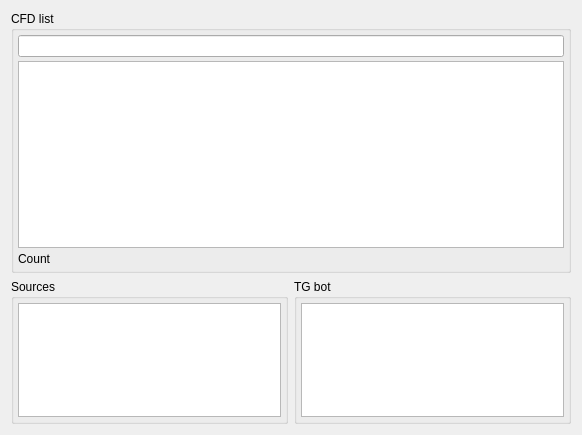
The window that cfd_monitor/ui/configpage.ui (AlexanderR9/repo_qt5) describes before a commit, drawn with Qt 5.
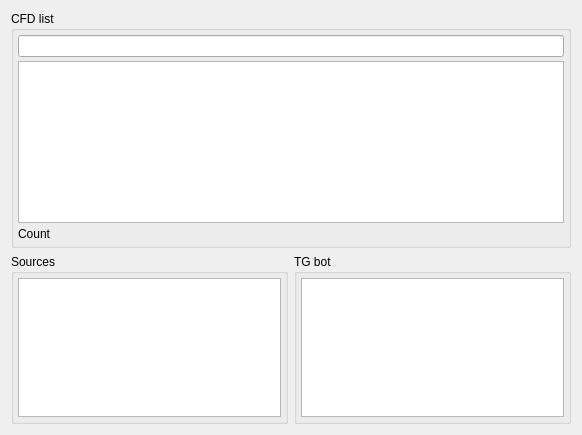
The same window after the commit.

The edit to the form file:
```diff
--- a/cfd_monitor/ui/configpage.ui
+++ b/cfd_monitor/ui/configpage.ui
@@ -69,7 +69,7 @@
      <property name="maximumSize">
       <size>
        <width>16777215</width>
-       <height>150</height>
+       <height>200</height>
       </size>
      </property>
      <property name="title">
@@ -108,7 +108,7 @@
      <property name="maximumSize">
       <size>
        <width>16777215</width>
-       <height>150</height>
+       <height>200</height>
       </size>
      </property>
      <property name="title">
```
Left out of the diff: 9 changed lines with no effect on the pictures.
